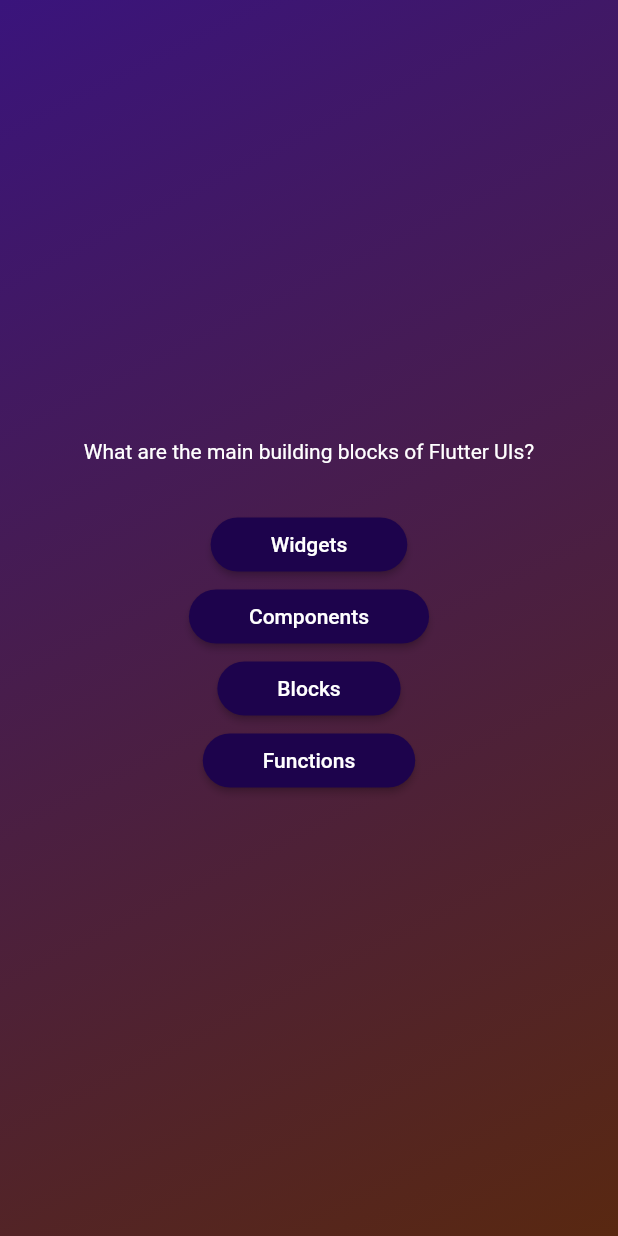
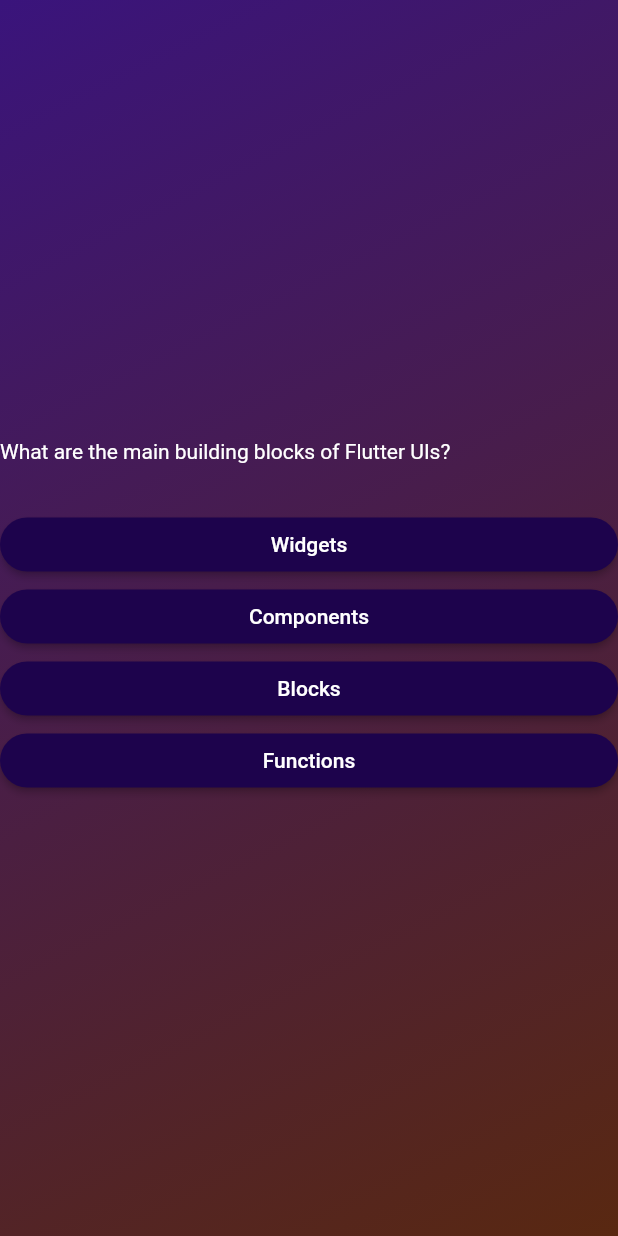
Before and after one commit to ben2002chou/Quiz_app, a Flutter app: the screen it shows after launch, after a tap on "Start Quiz", on a phone screen of 412 x 824 dp. Run offline on Flutter 3.47's test engine with Material 2 defaults, Android fonts, the phone set to English and light mode, and no system bars.

Commit message:
stretch out buttons

```diff
--- a/lib/questions_screen.dart
+++ b/lib/questions_screen.dart
@@ -17,7 +17,10 @@ class _QuestionsScreenState extends State<QuestionsScreen> {
     final currentQuestion = questions[0];
     return SizedBox(
       width: double.infinity,
-      child: Column(mainAxisAlignment: MainAxisAlignment.center, children: [
+      child: Column(
+        mainAxisAlignment: MainAxisAlignment.center,
+        crossAxisAlignment: CrossAxisAlignment.stretch,
+        children: [
           Text(
             currentQuestion.text,
             style: const TextStyle(
@@ -32,7 +35,8 @@ class _QuestionsScreenState extends State<QuestionsScreen> {
               onTap: () {},
             );
           }),
-      ]),
+        ],
+      ),
     );
   }
 }
```
Lines whose indentation alone changed are shown as unchanged.
